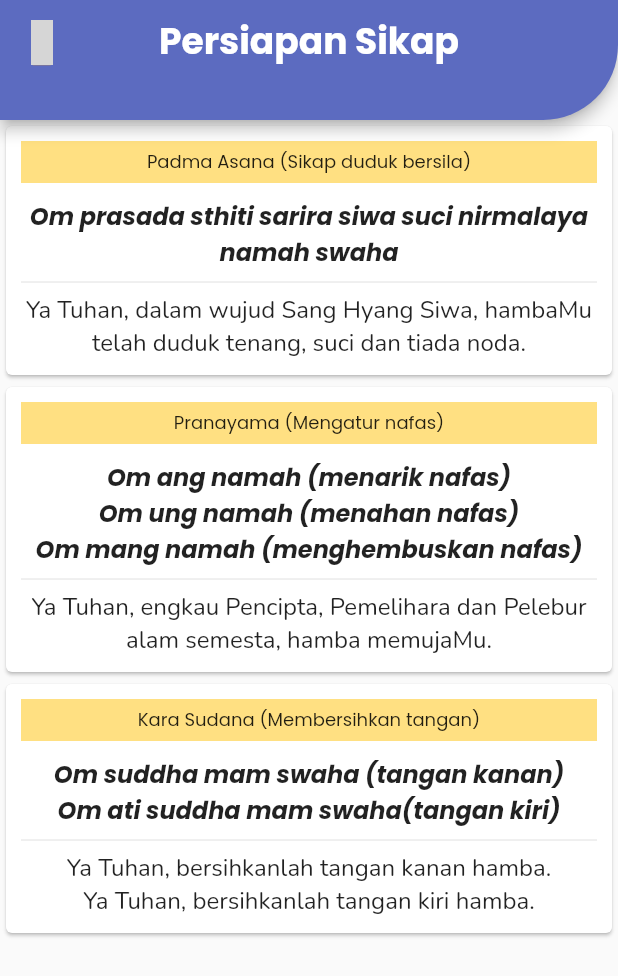
After one commit to igks/kido_mobile, a Flutter app: the PersiapanPage screen opened directly, on a phone screen of 412 x 824 dp. The commit adds this screen. Shown: the top 976 px of the screen. Run offline on Flutter 3.47's test engine with Material 2 defaults, Android fonts, the phone set to English and light mode, and no system bars; our stand-ins replace bloc, equatable, flutter_bloc, google_fonts, material_design_icons_flutter, shared_preferences; accounts and stored records are empty; network calls fail; grey boxes are pictures that could not be loaded.

Commit message:
tambah halaman informasi dan persiapan sikap

```diff
--- a/lib/bloc/page_bloc.dart
+++ b/lib/bloc/page_bloc.dart
@@ -38,5 +38,9 @@ class PageBloc extends Bloc<PageEvent, PageState> {
     on<ToInformationPage>((event, emit) {
       emit(OnInformationPage());
     });
+
+    on<ToPersiapanPage>((event, emit) {
+      emit(OnPersiapanPage());
+    });
   }
 }
--- a/lib/bloc/page_event.dart
+++ b/lib/bloc/page_event.dart
@@ -55,3 +55,8 @@ class ToInformationPage extends PageEvent {
   @override
   List<Object> get props => [];
 }
+
+class ToPersiapanPage extends PageEvent {
+  @override
+  List<Object> get props => [];
+}
--- a/lib/bloc/page_state.dart
+++ b/lib/bloc/page_state.dart
@@ -59,3 +59,8 @@ class OnInformationPage extends PageState {
   @override
   List<Object> get props => [];
 }
+
+class OnPersiapanPage extends PageState {
+  @override
+  List<Object> get props => [];
+}
--- a/lib/navigator.dart
+++ b/lib/navigator.dart
@@ -45,6 +45,8 @@ class _AppNavigatorState extends State<AppNavigator> {
         return SearchPage();
       } else if (state is OnInformationPage) {
         return InformationPage();
+      } else if (state is OnPersiapanPage) {
+        return PersiapanPage();
       } else {
         return SplashPage();
       }
--- a/lib/pages/information.dart
+++ b/lib/pages/information.dart
@@ -22,7 +22,7 @@ class InformationPage extends StatelessWidget {
                 context.read<PageBloc>().add(ToMenuPage());
               },
               icon: Icon(
-                MdiIcons.heartCircle,
+                MdiIcons.homeCircle,
                 color: fontAccent1,
                 size: 30,
               )),
--- a/lib/pages/pages.dart
+++ b/lib/pages/pages.dart
@@ -15,3 +15,4 @@ part 'favorite-page.dart';
 part 'favorite-detail-page.dart';
 part 'search-page.dart';
 part 'information.dart';
+part 'persiapan-page.dart';
--- /dev/null
+++ b/lib/pages/persiapan-page.dart
@@ -0,0 +1,96 @@
+part of 'pages.dart';
+
+// ignore: must_be_immutable
+class PersiapanPage extends StatelessWidget {
+  List<Map<String, dynamic>> contents = [
+    {
+      "description": "Padma Asana (Sikap duduk bersila)",
+      "doa": "Om prasada sthiti sarira siwa suci nirmalaya namah swaha",
+      "meaning":
+          "Ya Tuhan, dalam wujud Sang Hyang Siwa, hambaMu telah duduk tenang, suci dan tiada noda."
+    },
+    {
+      "description": "Pranayama (Mengatur nafas)",
+      "doa":
+          "Om ang namah (menarik nafas)\nOm ung namah (menahan nafas)\nOm mang namah (menghembuskan nafas)",
+      "meaning":
+          "Ya Tuhan, engkau Pencipta, Pemelihara dan Pelebur alam semesta, hamba memujaMu."
+    },
+    {
+      "description": "Kara Sudana (Membersihkan tangan)",
+      "doa":
+          "Om suddha mam swaha (tangan kanan)\nOm ati suddha mam swaha(tangan kiri)",
+      "meaning":
+          "Ya Tuhan, bersihkanlah tangan kanan hamba.\nYa Tuhan, bersihkanlah tangan kiri hamba."
+    }
+  ];
+
+  @override
+  Widget build(BuildContext context) {
+    return WillPopScope(
+        onWillPop: () {
+          context.read<PageBloc>().add(ToMenuPage());
+          return Future.value(false);
+        },
+        child: Scaffold(
+          appBar: CustomAppBar(
+            title: Text(
+              "Persiapan Sikap",
+              style: fontPrimary.copyWith(
+                  color: Colors.white,
+                  fontWeight: FontWeight.bold,
+                  fontSize: 24),
+            ),
+            leading: IconButton(
+                onPressed: () {
+                  context.read<PageBloc>().add(ToMenuPage());
+                },
+                icon: Icon(
+                  MdiIcons.homeCircle,
+                  color: fontAccent1,
+                  size: 30,
+                )),
+          ),
+          body: SingleChildScrollView(
+            child: Column(
+                children: contents
+                    .map((content) => Card(
+                          child: Container(
+                              padding: EdgeInsets.all(10),
+                              child: Column(
+                                children: [
+                                  Container(
+                                    width: MediaQuery.of(context).size.width,
+                                    padding: EdgeInsets.all(5),
+                                    color: secondaryColor,
+                                    child: Text(
+                                      content['description'],
+                                      style: TextStyle(fontSize: 12),
+                                      textAlign: TextAlign.center,
+                                    ),
+                                  ),
+                                  SizedBox(
+                                    height: 10,
+                                  ),
+                                  Text(
+                                    content['doa'],
+                                    style: TextStyle(
+                                        fontSize: 16,
+                                        fontWeight: FontWeight.bold,
+                                        fontStyle: FontStyle.italic),
+                                    textAlign: TextAlign.center,
+                                  ),
+                                  Divider(),
+                                  Text(
+                                    content['meaning'],
+                                    style: fontSecondary.copyWith(fontSize: 16),
+                                    textAlign: TextAlign.center,
+                                  ),
+                                ],
+                              )),
+                        ))
+                    .toList()),
+          ),
+        ));
+  }
+}
```
Also changed, not shown: lib/pages/menu-page.dart (+43 -5 lines).
